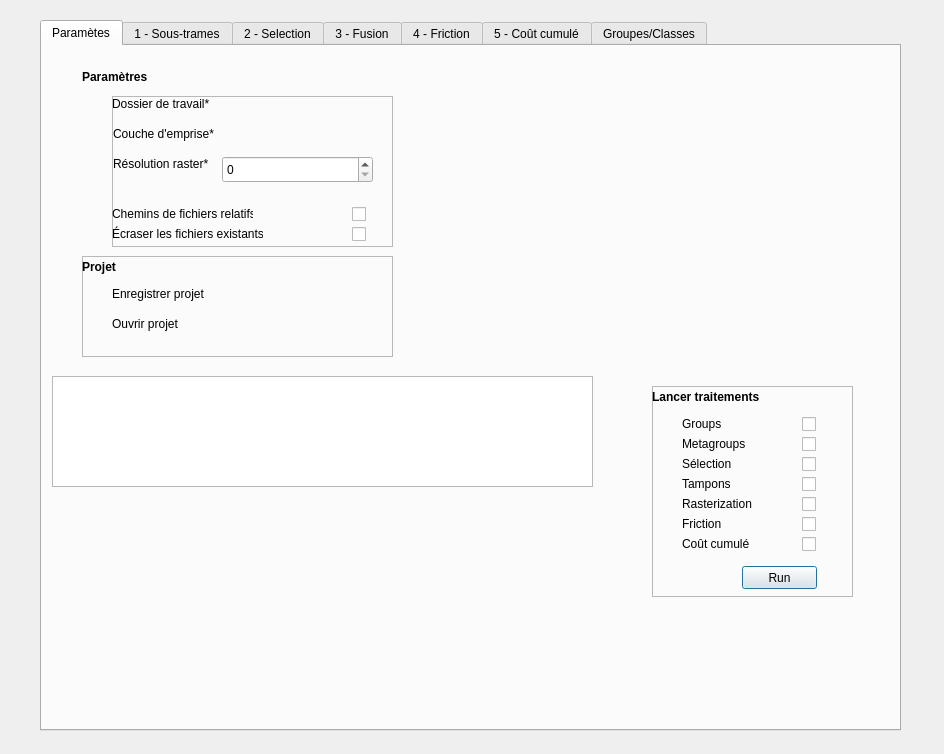
MathieuChailloux/BioDispersal, file eco_cont_dialog_base.ui: the form before one commit.
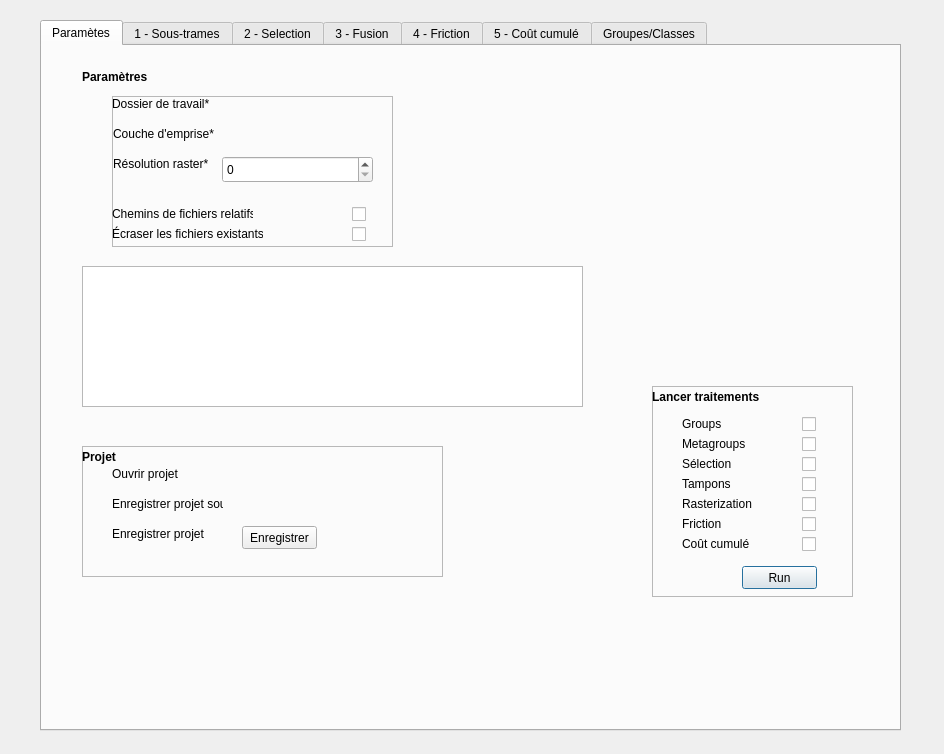
The form after the commit. Custom widgets are drawn as their Qt base class.

What changed in the file:
```diff
--- a/eco_cont_dialog_base.ui
+++ b/eco_cont_dialog_base.ui
@@ -285,9 +285,9 @@
      <property name="geometry">
       <rect>
        <x>40</x>
-       <y>210</y>
-       <width>311</width>
-       <height>101</height>
+       <y>400</y>
+       <width>361</width>
+       <height>131</height>
       </rect>
      </property>
      <property name="frameShape">
@@ -299,8 +299,8 @@
      <widget class="QgsFileWidget" name="saveModelPath">
       <property name="geometry">
        <rect>
-        <x>130</x>
-        <y>30</y>
+        <x>160</x>
+        <y>50</y>
         <width>171</width>
         <height>27</height>
        </rect>
@@ -310,13 +310,13 @@
       <property name="geometry">
        <rect>
         <x>30</x>
-        <y>30</y>
+        <y>50</y>
         <width>111</width>
         <height>16</height>
        </rect>
       </property>
       <property name="text">
-       <string>Enregistrer projet</string>
+       <string>Enregistrer projet sous</string>
       </property>
      </widget>
      <widget class="QLabel" name="paramlabel_5">
@@ -341,8 +341,8 @@
      <widget class="QgsFileWidget" name="loadModelPath">
       <property name="geometry">
        <rect>
-        <x>130</x>
-        <y>60</y>
+        <x>160</x>
+        <y>20</y>
         <width>171</width>
         <height>27</height>
        </rect>
@@ -352,7 +352,7 @@
       <property name="geometry">
        <rect>
         <x>30</x>
-        <y>60</y>
+        <y>20</y>
         <width>111</width>
         <height>16</height>
        </rect>
@@ -361,6 +361,32 @@
        <string>Ouvrir projet</string>
       </property>
      </widget>
+     <widget class="QLabel" name="label_42">
+      <property name="geometry">
+       <rect>
+        <x>30</x>
+        <y>80</y>
+        <width>111</width>
+        <height>16</height>
+       </rect>
+      </property>
+      <property name="text">
+       <string>Enregistrer projet</string>
+      </property>
+     </widget>
+     <widget class="QPushButton" name="saveProjectButton">
+      <property name="geometry">
+       <rect>
+        <x>160</x>
+        <y>80</y>
+        <width>75</width>
+        <height>23</height>
+       </rect>
+      </property>
+      <property name="text">
+       <string>Enregistrer</string>
+      </property>
+     </widget>
     </widget>
     <widget class="QFrame" name="frame_12">
      <property name="geometry">
@@ -505,10 +531,10 @@
     <widget class="QTableView" name="paramsView">
      <property name="geometry">
       <rect>
-       <x>10</x>
-       <y>330</y>
-       <width>541</width>
-       <height>111</height>
+       <x>40</x>
+       <y>220</y>
+       <width>501</width>
+       <height>141</height>
       </rect>
      </property>
     </widget>
```
Left out of the diff: 2 changed lines with no effect on the pictures.
